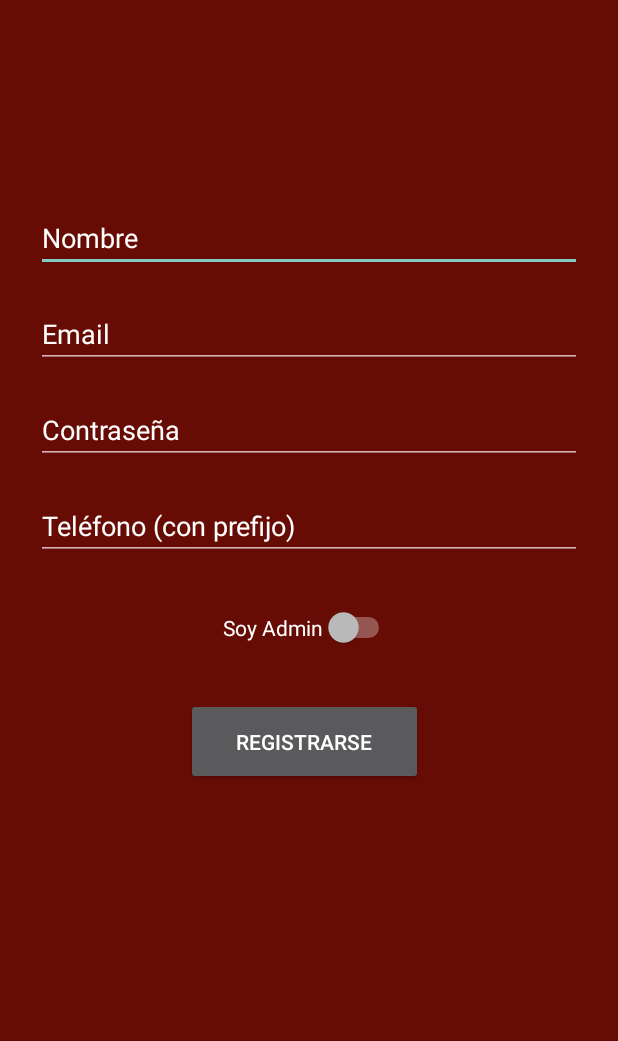
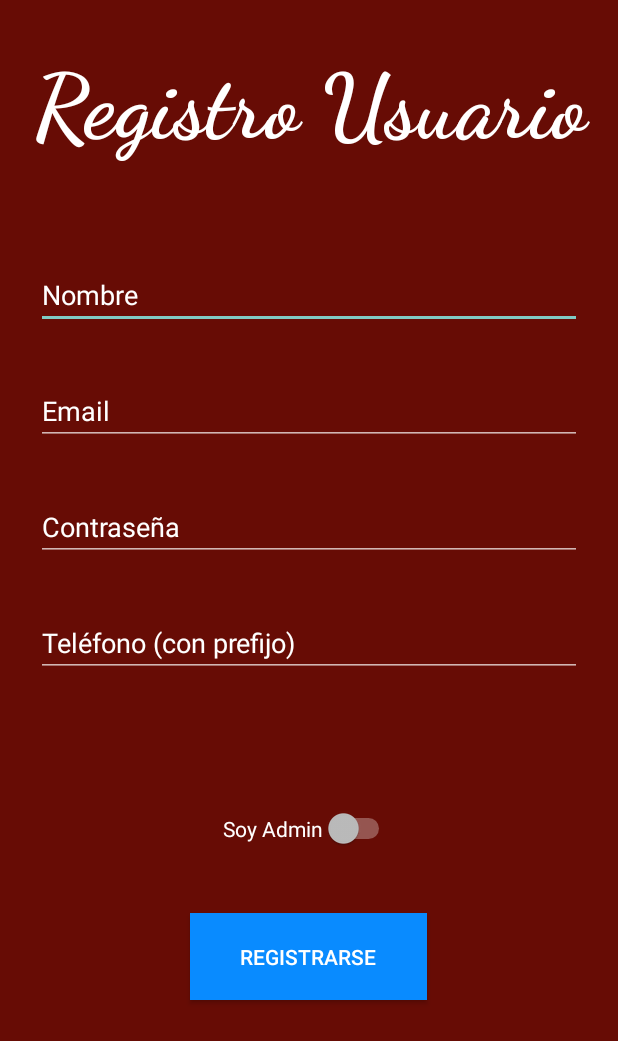
Before and after one commit to P4Bs/BooKy, an Android app: the RegistrarseActivity screen opened directly, with no data from a screen before it, on a phone screen of 412 x 824 dp. Shown: the top 1041 px of the screen. Run offline under Robolectric (Android 15) with nearby library versions, the phone set to English and light mode, and no system bars.

Commit message:
mas trabajo para variar

```diff
--- /dev/null
+++ b/BooKy/app/src/main/res/drawable/botonredondo.xml
@@ -0,0 +1,3 @@
+<?xml version="1.0" encoding="utf-8"?>
+
+<stroke android:width="8dp" android:color="#FFFFFF" /> <solid android:color="#ffee82ee" /> <corners android:bottomLeftRadius="45dp" android:bottomRightRadius="45dp" android:topLeftRadius="45dp" android:topRightRadius="45dp" />
--- a/BooKy/app/src/main/res/layout/activity_registrarse.xml
+++ b/BooKy/app/src/main/res/layout/activity_registrarse.xml
@@ -12,7 +12,7 @@
         android:layout_width="0dp"
         android:layout_height="wrap_content"
         android:layout_marginStart="24dp"
-        android:layout_marginTop="136dp"
+        android:layout_marginTop="60dp"
         android:layout_marginEnd="24dp"
         android:hint="@string/Nombre"
         android:inputType="textEmailAddress"
@@ -22,14 +22,14 @@
         app:layout_constraintEnd_toEndOf="parent"
         app:layout_constraintHorizontal_bias="0.0"
         app:layout_constraintStart_toStartOf="parent"
-        app:layout_constraintTop_toTopOf="parent" />
+        app:layout_constraintTop_toBottomOf="@+id/textView2" />
 
     <EditText
         android:id="@+id/contraseña"
         android:layout_width="0dp"
         android:layout_height="wrap_content"
         android:layout_marginStart="24dp"
-        android:layout_marginTop="264dp"
+        android:layout_marginTop="32dp"
         android:layout_marginEnd="24dp"
         android:hint="@string/prompt_password"
         android:imeActionLabel="@string/prompt_password"
@@ -41,16 +41,16 @@
         android:textColorHint="#FFFFFF"
         android:textColorLink="#00BCD4"
         app:layout_constraintEnd_toEndOf="parent"
-        app:layout_constraintHorizontal_bias="0.0"
+        app:layout_constraintHorizontal_bias="1.0"
         app:layout_constraintStart_toStartOf="parent"
-        app:layout_constraintTop_toTopOf="parent" />
+        app:layout_constraintTop_toBottomOf="@+id/email" />
 
     <EditText
         android:id="@+id/telefono"
         android:layout_width="0dp"
         android:layout_height="wrap_content"
         android:layout_marginStart="24dp"
-        android:layout_marginTop="328dp"
+        android:layout_marginTop="32dp"
         android:layout_marginEnd="24dp"
         android:digits="0123456789+"
         android:hint="@string/Telefono"
@@ -63,14 +63,14 @@
         app:layout_constraintEnd_toEndOf="parent"
         app:layout_constraintHorizontal_bias="0.0"
         app:layout_constraintStart_toStartOf="parent"
-        app:layout_constraintTop_toTopOf="parent" />
+        app:layout_constraintTop_toBottomOf="@+id/contraseña" />
 
     <EditText
         android:id="@+id/email"
         android:layout_width="0dp"
         android:layout_height="wrap_content"
         android:layout_marginStart="24dp"
-        android:layout_marginTop="200dp"
+        android:layout_marginTop="32dp"
         android:layout_marginEnd="24dp"
         android:hint="@string/prompt_email"
         android:inputType="textEmailAddress"
@@ -78,40 +78,51 @@
         android:textColor="#FFFFFF"
         android:textColorHint="#FFFFFF"
         app:layout_constraintEnd_toEndOf="parent"
-        app:layout_constraintHorizontal_bias="0.0"
+        app:layout_constraintHorizontal_bias="1.0"
         app:layout_constraintStart_toStartOf="parent"
-        app:layout_constraintTop_toTopOf="parent" />
+        app:layout_constraintTop_toBottomOf="@+id/nombre" />
 
     <Switch
         android:id="@+id/soyAdmin"
         android:layout_width="wrap_content"
         android:layout_height="wrap_content"
-        android:layout_marginStart="149dp"
-        android:layout_marginLeft="149dp"
-        android:layout_marginTop="14dp"
-        android:layout_marginEnd="149dp"
-        android:layout_marginRight="149dp"
-        android:layout_marginBottom="16dp"
+        android:layout_marginBottom="36dp"
         android:text="Soy Admin"
         android:textColor="@color/white"
         app:layout_constraintBottom_toTopOf="@+id/registrarse"
         app:layout_constraintEnd_toEndOf="parent"
         app:layout_constraintStart_toStartOf="parent"
-        app:layout_constraintTop_toBottomOf="@+id/telefono" />
+        app:layout_constraintTop_toBottomOf="@+id/telefono"
+        app:layout_constraintVertical_bias="0.929" />
 
     <Button
         android:id="@+id/registrarse"
         android:layout_width="158dp"
         android:layout_height="58dp"
         android:layout_gravity="start"
-        android:layout_marginStart="124dp"
-        android:layout_marginLeft="124dp"
-        android:layout_marginBottom="148dp"
+        android:background="#098BFF"
         android:text="@string/registrarse"
         app:layout_constraintBottom_toBottomOf="parent"
+        app:layout_constraintEnd_toEndOf="parent"
+        app:layout_constraintHorizontal_bias="0.498"
         app:layout_constraintStart_toStartOf="parent"
-        app:layout_constraintTop_toBottomOf="@+id/telefono"
-        app:layout_constraintVertical_bias="0.375" />
+        app:layout_constraintTop_toBottomOf="@+id/telefono" />
+
+    <TextView
+        android:id="@+id/textView2"
+        android:layout_width="383dp"
+        android:layout_height="86dp"
+        android:layout_marginTop="28dp"
+        android:fontFamily="cursive"
+        android:gravity="center"
+        android:text="Registro Usuario"
+        android:textAllCaps="false"
+        android:textColor="#FFFFFF"
+        android:textSize="60sp"
+        android:textStyle="bold"
+        app:layout_constraintEnd_toEndOf="parent"
+        app:layout_constraintStart_toStartOf="parent"
+        app:layout_constraintTop_toTopOf="parent" />
 
 
 </androidx.constraintlayout.widget.ConstraintLayout>
```
Also changed, not shown: BooKy/app/src/main/res/layout/activity_main.xml (+7 -12 lines), BooKy/app/src/main/res/layout/activity_menu_usuario.xml (+91 -1 lines), BooKy/app/src/main/res/drawable/hola.png (added), BooKy/app/src/main/res/drawable/lkadjfsa_dsjn_l.png (added), BooKy/app/src/main/res/drawable/sin_nombre.png (added), BooKy/app/src/main/res/drawable/sin_nombre_2_pero_en_minuscula_todo.png (added), BooKy/app/src/main/res/drawable/sin_nombre_2_pero_en_minuscula_todo_2.png (added), BooKy/app/src/main/res/drawable/sin_nombre_2_pero_en_minuscula_todo_22222222.png (added).
